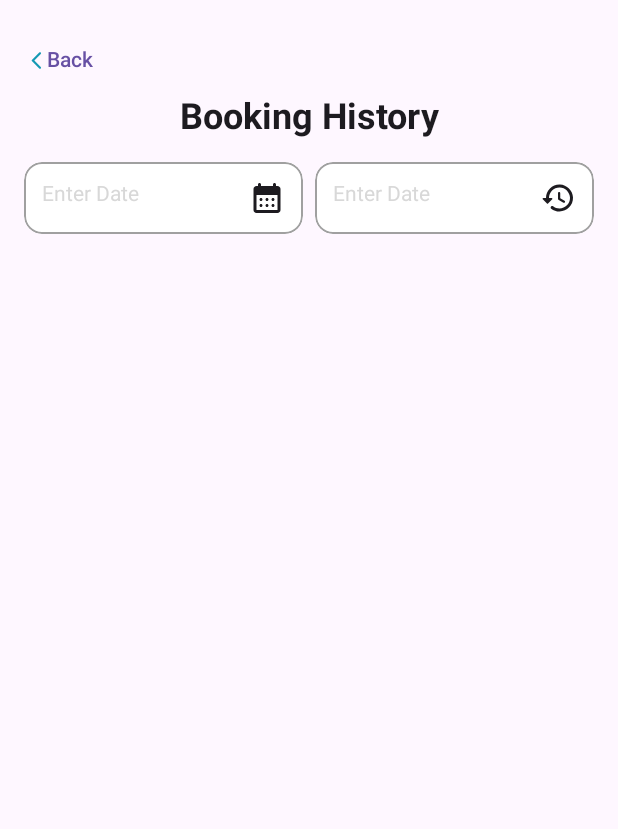
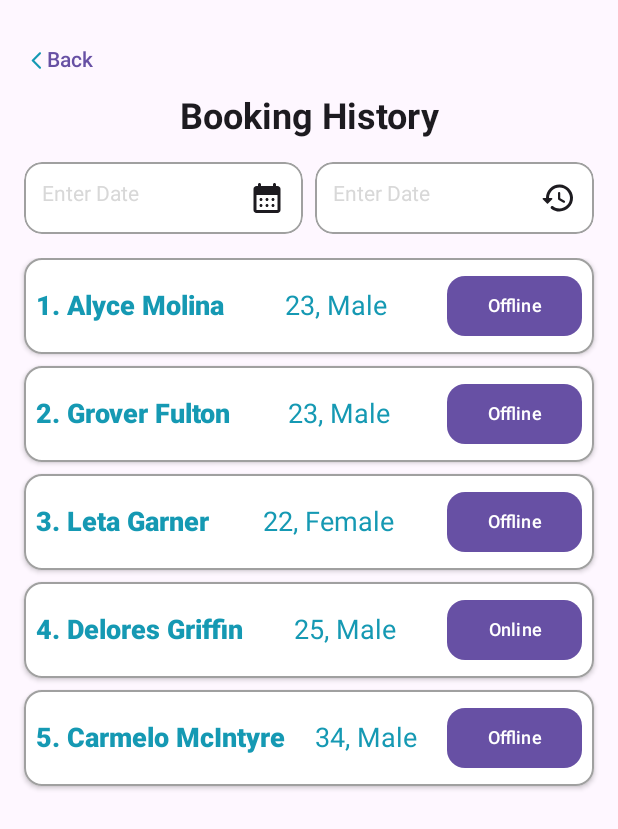
Before and after one commit to SidharthMudgil/swaasth-partners, an Android app built with Jetpack Compose: the @Preview function BookingHistoryScreenPreview, on a phone screen of 412 x 824 dp. Shown: the top 829 px of the screen. Run offline under Robolectric (Android 15) with nearby library versions, the phone set to English and light mode, and no system bars.

Commit message:
complete implementation of BookingHistoryScreen

```diff
--- a/app/src/main/java/com/swaasth/partner/ui/MainActivity.kt
+++ b/app/src/main/java/com/swaasth/partner/ui/MainActivity.kt
@@ -24,7 +24,7 @@ class MainActivity : ComponentActivity() {
         super.onCreate(savedInstanceState)
         setContent {
             SwaasthTheme {
-                HomeScreen({},{},{})
+                BookingHistoryScreen({})
 //                SwaasthApp(rememberNavController())
             }
         }
--- a/app/src/main/java/com/swaasth/partner/ui/component/PatientItemCard.kt
+++ b/app/src/main/java/com/swaasth/partner/ui/component/PatientItemCard.kt
@@ -30,7 +30,8 @@ fun PatientItemCard(
     patient: Patient,
     showButton: Boolean = true,
     negativeColor: Boolean = false,
-    onClick: () -> Unit = {}
+    onClick: () -> Unit = {},
+    buttonLabel: String = "View Details"
 ) {
     val border = if (negativeColor) Transparent else Grey20
     val background = if (negativeColor) Blue80 else White
@@ -79,7 +80,7 @@ fun PatientItemCard(
                     modifier = Modifier.width(90.dp)
                 ) {
                     Text(
-                        text = "View Details",
+                        text = buttonLabel,
                         fontSize = 12.sp,
                         textAlign = TextAlign.Center
                     )
--- a/app/src/main/java/com/swaasth/partner/ui/presentation/profile/BookingHistoryScreen.kt
+++ b/app/src/main/java/com/swaasth/partner/ui/presentation/profile/BookingHistoryScreen.kt
@@ -52,6 +52,24 @@ fun BookingHistoryScreen(
     var showDatePicker by remember { mutableStateOf(false) }
     val timePickerState = rememberTimePickerState()
     var showTimePicker by remember { mutableStateOf(false) }
+
+    val demoPatients = listOf(
+        Patient(
+            id = "1", name = "Alyce Molina", age = "23", gender = "Male", status = "debet"
+        ),
+        Patient(
+            id = "2", name = "Grover Fulton", age = "23", gender = "Male", status = "dicit"
+        ),
+        Patient(
+            id = "3", name = "Leta Garner", age = "22", gender = "Female", status = "cum"
+        ),
+        Patient(
+            id = "4", name = "Delores Griffin", age = "25", gender = "Male", status = "accusata"
+        ),
+        Patient(
+            id = "5", name = "Carmelo McIntyre", age = "34", gender = "Male", status = "mea"
+        )
+    )
 
     Scaffold {
         Column(
@@ -124,20 +142,13 @@ fun BookingHistoryScreen(
             }
 
             LazyColumn(
+                verticalArrangement = Arrangement.spacedBy(8.dp),
                 modifier = Modifier
                     .weight(1f)
                     .padding(top = 16.dp)
             ) {
-                items(mutableListOf<Int>()) {
-                    PatientItemCard(
-                        Patient(
-                            id = "solet",
-                            name = "Joan Maynard",
-                            age = "sapien",
-                            gender = "ultricies",
-                            status = "fastidii"
-                        )
-                    )
+                items(demoPatients) {
+                    PatientItemCard(it, buttonLabel = listOf("Online", "Offline").random())
                 }
             }
 
```
